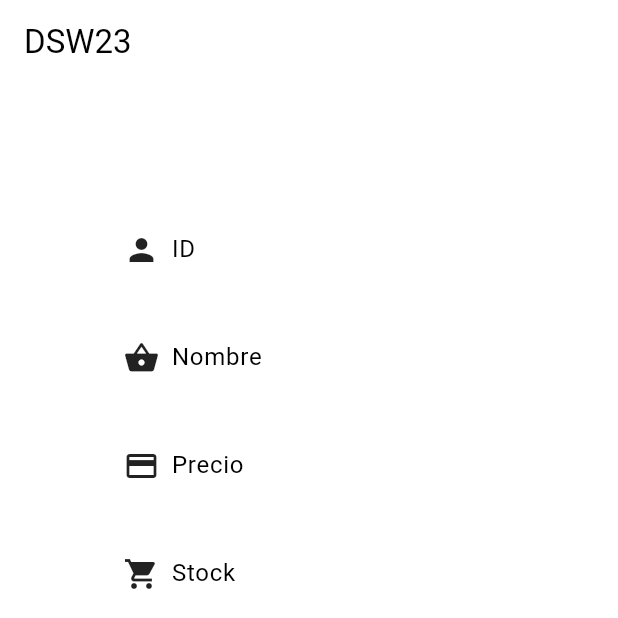
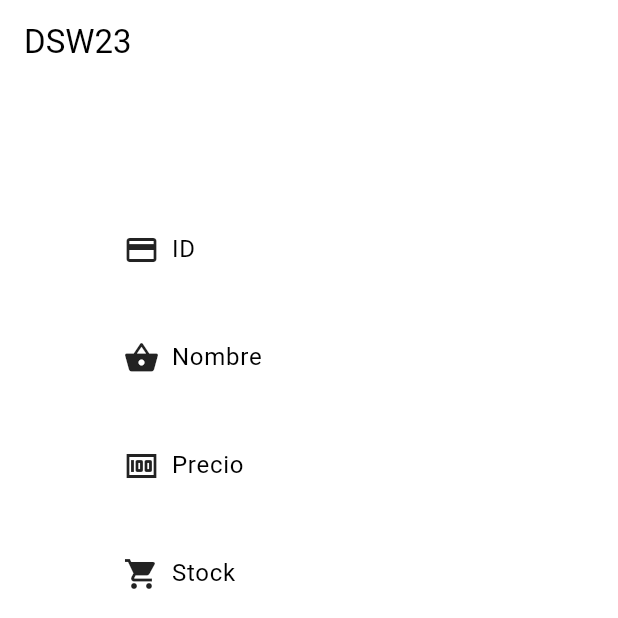
Before and after one commit to elsymerino/eval2_sis23, a Flutter app: the screen it shows after launch, on a phone screen of 412 x 824 dp, the top half of it. Run offline on Flutter 3.47's test engine with Material 2 defaults, Android fonts, the light colour scheme and no system bars; our stand-ins replace cloud_firestore, firebase_core; accounts and stored records are empty.

Commit message:
Cambio de icono del ID y del Precio

```diff
--- a/lib/main.dart
+++ b/lib/main.dart
@@ -76,7 +76,8 @@ class MyForm extends StatelessWidget {
             children: [
               Row(
                 children: [
-                  Icon(Icons.person),
+                  Icon(Icons
+                      .credit_card), // Cambiado a una tarjeta de identificación
                   SizedBox(width: 8),
                   Expanded(
                     child: TextFormField(
@@ -90,7 +91,7 @@ class MyForm extends StatelessWidget {
               SizedBox(height: 16),
               Row(
                 children: [
-                  Icon(Icons.shopping_basket),
+                  Icon(Icons.shopping_basket), // Cambiado a un producto
                   SizedBox(width: 8),
                   Expanded(
                     child: TextFormField(
@@ -104,7 +105,7 @@ class MyForm extends StatelessWidget {
               SizedBox(height: 16),
               Row(
                 children: [
-                  Icon(Icons.credit_card),
+                  Icon(Icons.money), // Cambiado a un billete
                   SizedBox(width: 8),
                   Expanded(
                     child: TextFormField(
@@ -118,7 +119,7 @@ class MyForm extends StatelessWidget {
               SizedBox(height: 16),
               Row(
                 children: [
-                  Icon(Icons.shopping_cart),
+                  Icon(Icons.shopping_cart), // Cambiado a una caja
                   SizedBox(width: 8),
                   Expanded(
                     child: TextFormField(
```
